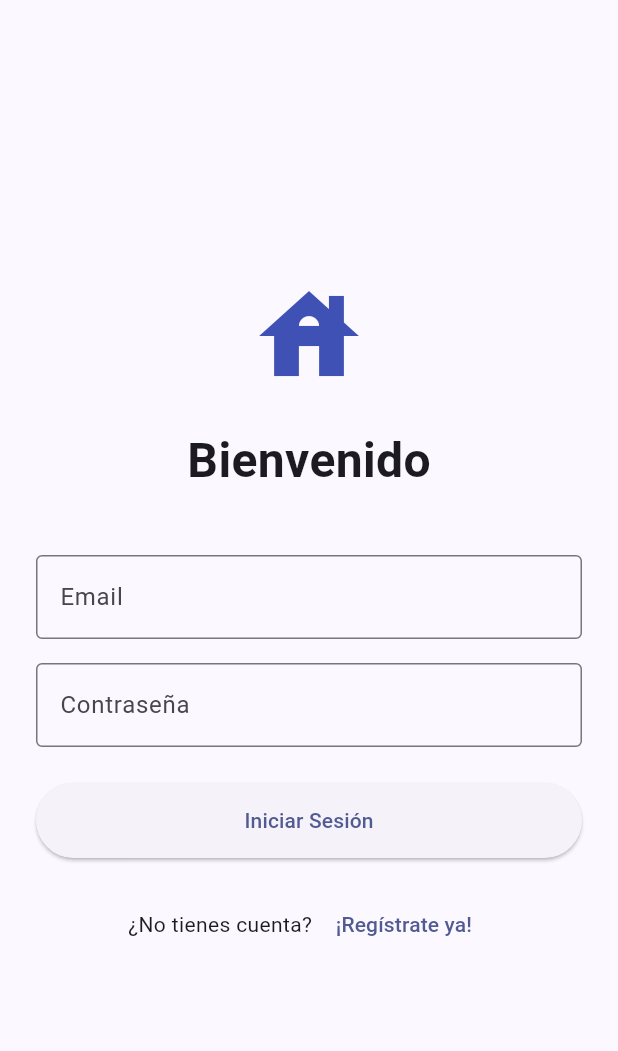
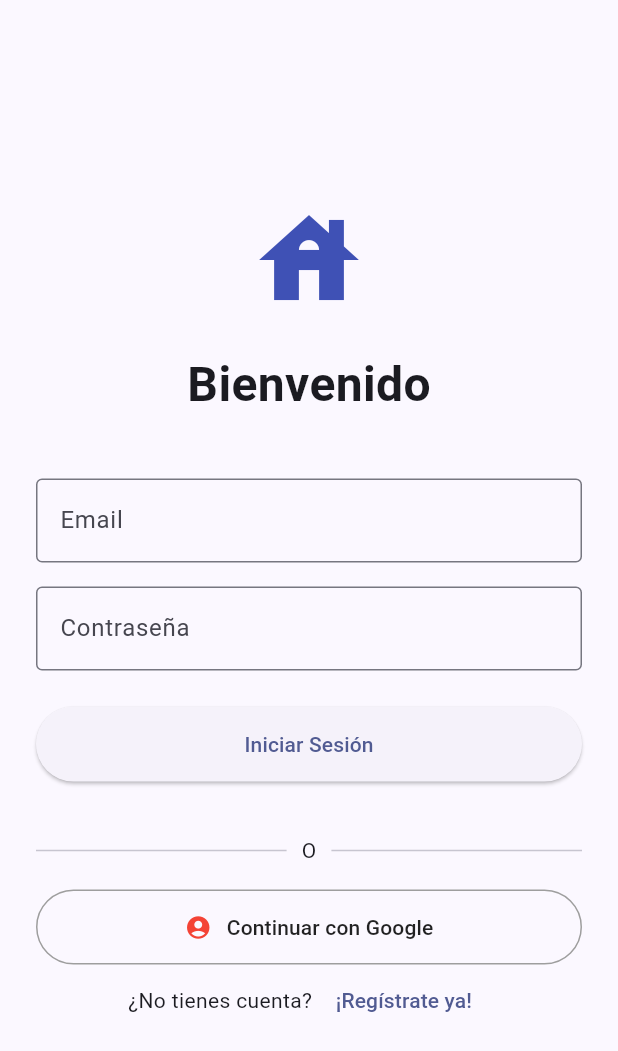
Before and after one commit to LucasCarrasqueiraBartual/KanbanClassroom, a Flutter app: the screen it shows after launch, on a phone screen of 412 x 824 dp. Shown: the top 1051 px of the screen. Run offline on Flutter 3.47's test engine with Material 3 defaults, Android fonts, the phone set to English and light mode, and no system bars; our stand-ins replace firebase_auth, firebase_core, flutter_local_notifications, flutter_timezone, google_sign_in, timezone; accounts and stored records are empty.

Commit message:
Commit: Live Share: Lucas , implementar sistema de login Google y sistema de notificaciones locales, para fechas

```diff
--- a/kanban_classroom/lib/LoginScreens/login_view.dart
+++ b/kanban_classroom/lib/LoginScreens/login_view.dart
@@ -45,16 +45,14 @@ class _LoginViewState extends State<LoginView> {
                 controller: emailCtrl,
                 keyboardType: TextInputType.emailAddress,
                 decoration: const InputDecoration(labelText: 'Email', border: OutlineInputBorder()),
-              ),
+              ),const SizedBox(height: 16),
 
-              const SizedBox(height: 16),
               TextField(
                 controller: passCtrl,
                 obscureText: true,
                 decoration: const InputDecoration(labelText: 'Contraseña', border: OutlineInputBorder()),
-              ),
+              ),const SizedBox(height: 24),
 
-              const SizedBox(height: 24),
               userService.isLoading
                 ? const CircularProgressIndicator()
                 : ElevatedButton(
@@ -68,8 +66,7 @@ class _LoginViewState extends State<LoginView> {
                           await taskService.loadTasks(user.id!);
 
                           if (mounted) {
-                            Navigator.pushReplacement(
-                              context,
+                            Navigator.pushReplacement(context,
                               MaterialPageRoute(builder: (_) => const KanbanScreen())
                             );
                           }
@@ -93,7 +90,59 @@ class _LoginViewState extends State<LoginView> {
                     },
                     child: const Text("Iniciar Sesión"),
                   ),
+
               const SizedBox(height: 20),
+              const SizedBox(height: 16),
+              const Row(
+                children: [
+                  Expanded(child: Divider()),
+                  Padding(
+                    padding: EdgeInsets.symmetric(horizontal: 10),
+                    child: Text("O"),
+                  ),
+                  Expanded(child: Divider()),
+                ],
+              ),const SizedBox(height: 16),
+
+              userService.isLoading
+                ? const SizedBox.shrink()
+                : OutlinedButton(
+                    style: OutlinedButton.styleFrom(
+                      minimumSize: const Size.fromHeight(50),
+                      side: const BorderSide(color: Colors.grey),
+                    ),
+                    onPressed: () async {
+                      final error = await userService.loginWithGoogle();
+
+                      if (error == null) {
+                        final user = userService.tempUser;
+                        if (user != null && user.id != null) {
+                          await taskService.loadTasks(user.id!);
+                          if (mounted) {
+                            Navigator.pushReplacement(
+                              context,
+                              MaterialPageRoute(builder: (_) => const KanbanScreen())
+                            );
+                          }
+                        }
+                      } else if (error != "Login cancelado") {
+                        if (mounted) {
+                          ScaffoldMessenger.of(context).showSnackBar(
+                            SnackBar(content: Text(error), backgroundColor: Colors.red)
+                          );
+                        }
+                      }
+                    },
+                    child: Row(
+                      mainAxisAlignment: MainAxisAlignment.center,
+                      children: [
+                        const Icon(Icons.account_circle, color: Colors.red),
+                        const SizedBox(width: 10),
+                        const Text("Continuar con Google", style: TextStyle(color: Colors.black87)),
+                      ],
+                    ),
+                  ),
+
               Row(
                 mainAxisAlignment: MainAxisAlignment.center,
                 children: [
@@ -104,6 +153,7 @@ class _LoginViewState extends State<LoginView> {
                   ),
                 ],
               ),
+
             ],
           ),
         ),
--- a/kanban_classroom/lib/main.dart
+++ b/kanban_classroom/lib/main.dart
@@ -1,6 +1,7 @@
 import 'package:firebase_core/firebase_core.dart';
 import 'package:flutter/material.dart';
 import 'package:kanban_classroom/services/board_services.dart';
+import 'package:kanban_classroom/services/notification_services.dart';
 import 'package:provider/provider.dart';
 import 'firebase_options.dart';
 import 'package:kanban_classroom/services/services.dart';
@@ -12,7 +13,7 @@ void main() async {
   await Firebase.initializeApp(
     options: DefaultFirebaseOptions.currentPlatform,
   );
-
+  await NotificationService.init();
   runApp(
     MultiProvider(
       providers: [
--- /dev/null
+++ b/kanban_classroom/lib/services/notification_services.dart
@@ -0,0 +1,70 @@
+import 'package:flutter_local_notifications/flutter_local_notifications.dart';
+import 'package:timezone/timezone.dart' as tz;
+import 'package:timezone/data/latest.dart' as tz_data;
+import 'package:flutter_timezone/flutter_timezone.dart';
+
+class NotificationService {
+  static final FlutterLocalNotificationsPlugin _notificationsPlugin = FlutterLocalNotificationsPlugin();
+
+  static Future<void> init() async {
+    tz_data.initializeTimeZones();
+    try {
+      final TimezoneInfo timeZoneName = await FlutterTimezone.getLocalTimezone();
+      tz.setLocalLocation(tz.getLocation(timeZoneName.localizedName!.name));
+    } catch (e) {
+      tz.setLocalLocation(tz.getLocation('UTC'));
+    }
+
+    const AndroidInitializationSettings initializationSettingsAndroid =
+        AndroidInitializationSettings('@mipmap/ic_launcher');
+
+    const InitializationSettings initializationSettings = InitializationSettings(
+      android: initializationSettingsAndroid,
+    );
+
+      await _notificationsPlugin.initialize(
+      settings: initializationSettings,
+      onDidReceiveNotificationResponse: (NotificationResponse details) {
+        print("Notificación tocada: ${details.payload}");
+      },
+    );
+    await _notificationsPlugin
+        .resolvePlatformSpecificImplementation<AndroidFlutterLocalNotificationsPlugin>()
+        ?.requestNotificationsPermission();
+  }
+
+  static Future<void> programarAvisoTarea({
+    required int id,
+    required String titulo,
+    required DateTime fechaEntrega,
+  }) async {
+    final avisoDate = tz.TZDateTime.now(tz.local).add(const Duration(seconds: 10));
+
+
+    if (avisoDate.isBefore(tz.TZDateTime.now(tz.local))) return;
+
+    await _notificationsPlugin.zonedSchedule(
+      id: id,
+      title: '¡Atención!',
+      body: 'La tarea "$titulo" vence pronto.',
+      scheduledDate: avisoDate,
+      notificationDetails: const NotificationDetails(
+        android: AndroidNotificationDetails(
+          'kanban_alerts',
+          'Alertas de Tareas',
+          importance: Importance.max,
+          priority: Priority.high,
+        ),
+      ),
+      androidScheduleMode: AndroidScheduleMode.exactAllowWhileIdle,
+    );
+  }
+  static Future<void> cancelarAvisoTarea(int id) async {
+    await _notificationsPlugin.cancel(id: id);
+    print("Notificación $id cancelada");
+  }
+
+  static Future<void> cancelarTodosLosAvisos() async {
+    await _notificationsPlugin.cancelAll();
+  }
+}
--- a/kanban_classroom/pubspec.yaml
+++ b/kanban_classroom/pubspec.yaml
@@ -34,8 +34,11 @@ dependencies:
   flutter:
     sdk: flutter
   flutter_bloc: ^8.0.0
+  flutter_local_notifications: ^20.0.0
+  flutter_timezone: ^5.0.1
   google_sign_in: ^5.4.0
   http: ^1.6.0
+  timezone: ^0.10.1
 
 dev_dependencies:
 
```
Also changed, not shown: kanban_classroom/lib/MainScreens/user_profile_screen.dart (+20 -18 lines), kanban_classroom/lib/services/task_services.dart (+27 -10 lines), kanban_classroom/lib/services/user_services.dart (+113 -19 lines), kanban_classroom/lib/widgets/drawer.dart (+11 -12 lines), kanban_classroom/firebase.json, kanban_classroom/lib/firebase_options.dart, 3 other files.
